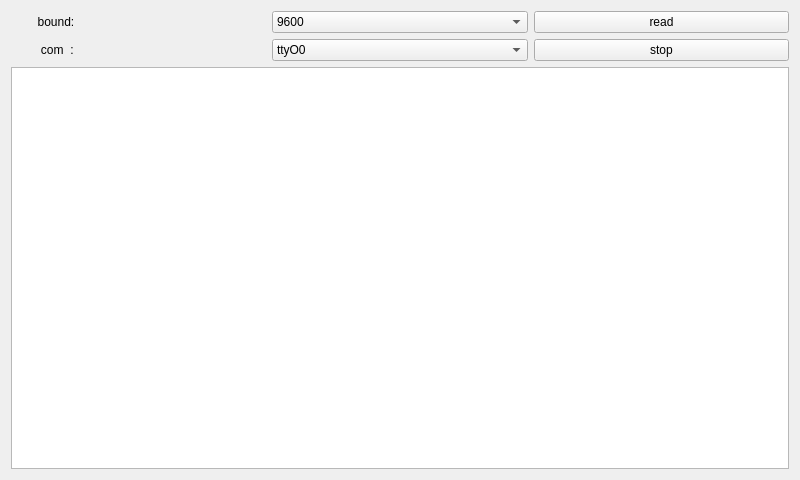
Old version of the form gps/gps.ui in the repository Blackrose/Tcutest_SerialSystem.
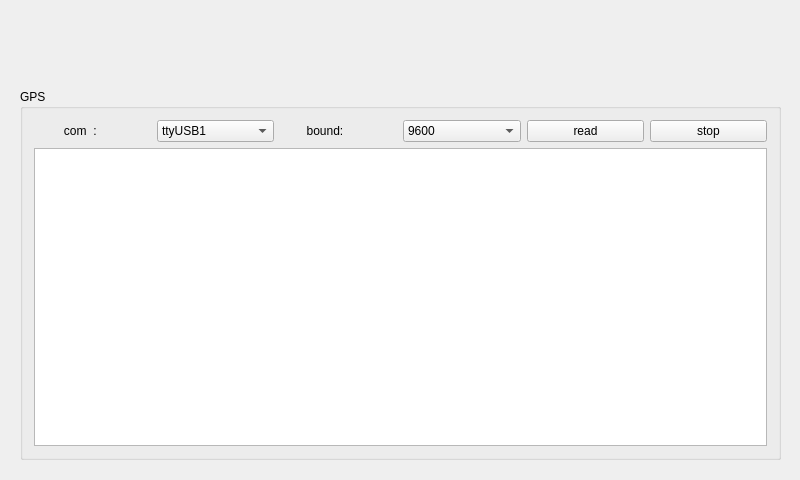
New version of the form. Icons and pictures are not drawn.

Commit message: 1.   增加键盘代码,优化SYSZUXpinyin 2.修改网络界面 3.增加返回，点击国家电网logo 返回上一界面 4.修改gprs界面,gps界面 5.修改pro工程，增加obj、moc、ui_froms文件

What changed in the file:
```diff
--- a/gps/gps.ui
+++ b/gps/gps.ui
@@ -16,10 +16,107 @@
   <property name="styleSheet">
    <string notr="true">background:url(&quot;&quot;)</string>
   </property>
-  <layout class="QVBoxLayout" name="verticalLayout">
-   <item>
+  <widget class="QLabel" name="logo">
+   <property name="geometry">
+    <rect>
+     <x>590</x>
+     <y>0</y>
+     <width>191</width>
+     <height>71</height>
+    </rect>
+   </property>
+   <property name="minimumSize">
+    <size>
+     <width>191</width>
+     <height>71</height>
+    </size>
+   </property>
+   <property name="maximumSize">
+    <size>
+     <width>191</width>
+     <height>71</height>
+    </size>
+   </property>
+   <property name="styleSheet">
+    <string notr="true">background-image: url(:/img/images/serial_logo.png)</string>
+   </property>
+   <property name="text">
+    <string/>
+   </property>
+  </widget>
+  <widget class="QGroupBox" name="groupBox">
+   <property name="geometry">
+    <rect>
+     <x>20</x>
+     <y>89</y>
+     <width>761</width>
+     <height>371</height>
+    </rect>
+   </property>
+   <property name="title">
+    <string>GPS</string>
+   </property>
+   <property name="flat">
+    <bool>false</bool>
+   </property>
     <layout class="QGridLayout" name="gridLayout">
      <item row="0" column="0">
+     <widget class="QLabel" name="label_2">
+      <property name="sizePolicy">
+       <sizepolicy hsizetype="Minimum" vsizetype="Fixed">
+        <horstretch>0</horstretch>
+        <verstretch>0</verstretch>
+       </sizepolicy>
+      </property>
+      <property name="text">
+       <string>         com  : </string>
+      </property>
+     </widget>
+    </item>
+    <item row="0" column="1">
+     <widget class="QComboBox" name="cmb_com">
+      <property name="sizePolicy">
+       <sizepolicy hsizetype="Minimum" vsizetype="Fixed">
+        <horstretch>0</horstretch>
+        <verstretch>0</verstretch>
+       </sizepolicy>
+      </property>
+      <property name="currentIndex">
+       <number>5</number>
+      </property>
+      <item>
+       <property name="text">
+        <string>ttyO0</string>
+       </property>
+      </item>
+      <item>
+       <property name="text">
+        <string>ttyO1</string>
+       </property>
+      </item>
+      <item>
+       <property name="text">
+        <string>ttyO2</string>
+       </property>
+      </item>
+      <item>
+       <property name="text">
+        <string>ttyO3</string>
+       </property>
+      </item>
+      <item>
+       <property name="text">
+        <string>ttyO4</string>
+       </property>
+      </item>
+      <item>
+       <property name="text">
+        <string>ttyUSB1</string>
+       </property>
+      </item>
+     </widget>
+    </item>
+    <item row="0" column="2">
       <widget class="QLabel" name="label">
        <property name="sizePolicy">
         <sizepolicy hsizetype="Minimum" vsizetype="Fixed">
@@ -32,7 +129,7 @@
        </property>
       </widget>
      </item>
-     <item row="0" column="1">
+    <item row="0" column="3">
       <widget class="QComboBox" name="cmb_bound">
        <property name="sizePolicy">
         <sizepolicy hsizetype="Minimum" vsizetype="Fixed">
@@ -65,82 +162,47 @@
        </item>
       </widget>
      </item>
-     <item row="0" column="2">
+    <item row="0" column="4">
       <widget class="QPushButton" name="pb_read">
        <property name="text">
         <string>read</string>
        </property>
       </widget>
      </item>
-     <item row="1" column="0">
-      <widget class="QLabel" name="label_2">
-       <property name="sizePolicy">
-        <sizepolicy hsizetype="Minimum" vsizetype="Fixed">
-         <horstretch>0</horstretch>
-         <verstretch>0</verstretch>
-        </sizepolicy>
-       </property>
-       <property name="text">
-        <string>         com  : </string>
-       </property>
-      </widget>
-     </item>
-     <item row="1" column="1">
-      <widget class="QComboBox" name="cmb_com">
-       <property name="sizePolicy">
-        <sizepolicy hsizetype="Minimum" vsizetype="Fixed">
-         <horstretch>0</horstretch>
-         <verstretch>0</verstretch>
-        </sizepolicy>
-       </property>
-       <property name="currentIndex">
-        <number>0</number>
-       </property>
-       <item>
-        <property name="text">
-         <string>ttyO0</string>
-        </property>
-       </item>
-       <item>
-        <property name="text">
-         <string>ttyO1</string>
-        </property>
-       </item>
-       <item>
-        <property name="text">
-         <string>ttyO2</string>
-        </property>
-       </item>
-       <item>
-        <property name="text">
-         <string>ttyO3</string>
-        </property>
-       </item>
-       <item>
-        <property name="text">
-         <string>ttyO4</string>
-        </property>
-       </item>
-       <item>
-        <property name="text">
-         <string>ttyUSB1</string>
-        </property>
-       </item>
-      </widget>
-     </item>
-     <item row="1" column="2">
+    <item row="0" column="5">
       <widget class="QPushButton" name="pb_close">
        <property name="text">
         <string>stop</string>
        </property>
       </widget>
      </item>
-     <item row="2" column="0" colspan="3">
+    <item row="1" column="0" colspan="6">
       <widget class="QTextEdit" name="tedit_output"/>
      </item>
     </layout>
-   </item>
-  </layout>
+  </widget>
+  <widget class="QPushButton" name="back_but">
+   <property name="geometry">
+    <rect>
+     <x>20</x>
+     <y>20</y>
+     <width>121</width>
+     <height>41</height>
+    </rect>
+   </property>
+   <property name="focusPolicy">
+    <enum>Qt::ClickFocus</enum>
+   </property>
+   <property name="styleSheet">
+    <string notr="true">background: transparent;</string>
+   </property>
+   <property name="text">
+    <string/>
+   </property>
+   <property name="flat">
+    <bool>true</bool>
+   </property>
+  </widget>
  </widget>
  <layoutdefault spacing="6" margin="11"/>
  <resources/>
```
Left out of the diff: 2 changed lines with no effect on the pictures. Lines whose indentation alone changed are shown as unchanged. The commit also changes 40 other files.
